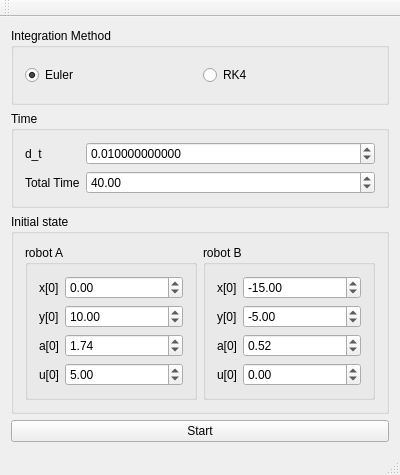
Old version of the form mainwindow.ui in the repository msis/IntervalErrorEstimation.
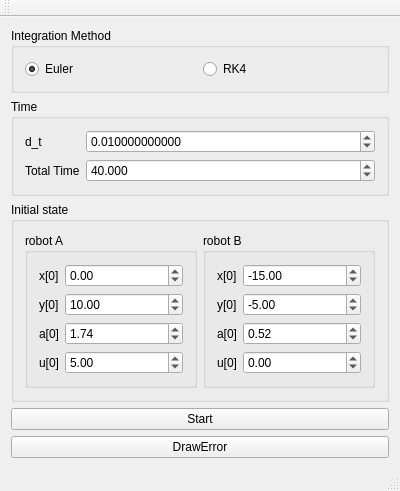
New version of the form.

Commit message: Adds error estimation drawings.

```diff
--- a/mainwindow.ui
+++ b/mainwindow.ui
@@ -94,8 +94,11 @@
        </item>
        <item row="1" column="1">
         <widget class="QDoubleSpinBox" name="doubleSpinBox_time">
+         <property name="decimals">
+          <number>3</number>
+         </property>
          <property name="minimum">
-          <double>1.000000000000000</double>
+          <double>0.001000000000000</double>
          </property>
          <property name="maximum">
           <double>9999.000000000000000</double>
@@ -293,6 +296,13 @@
       </property>
      </widget>
     </item>
+    <item>
+     <widget class="QPushButton" name="pushButton_drawError">
+      <property name="text">
+       <string>DrawError</string>
+      </property>
+     </widget>
+    </item>
    </layout>
   </widget>
   <widget class="QMenuBar" name="menuBar">
```
The commit also changes 2 other files.
